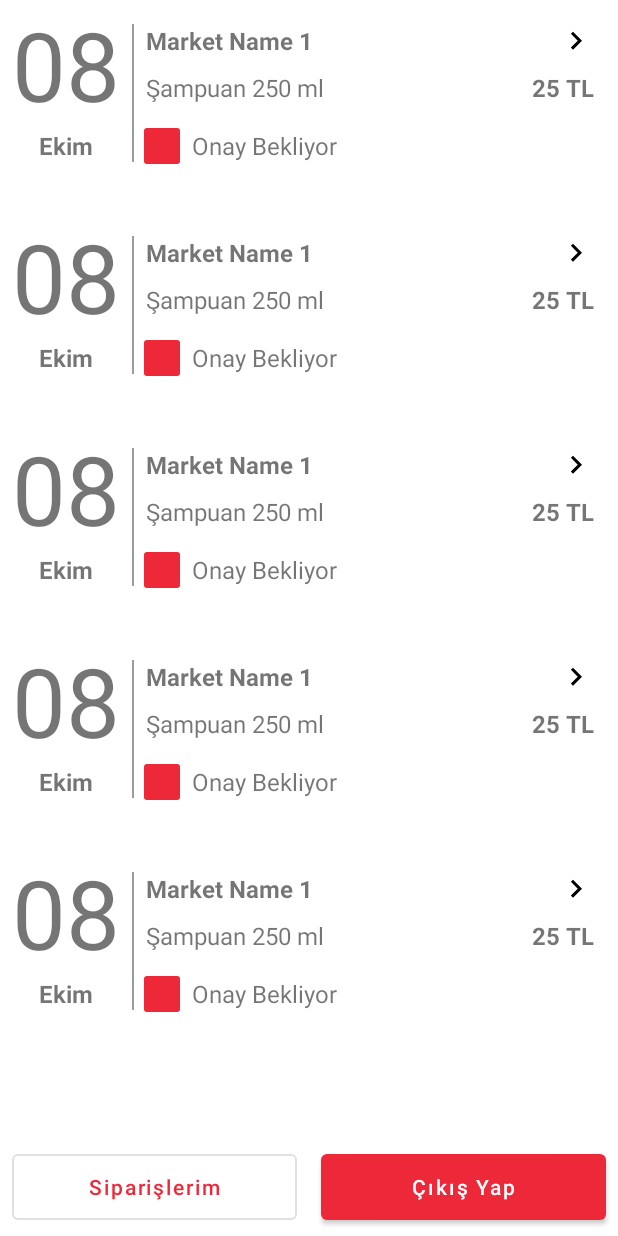
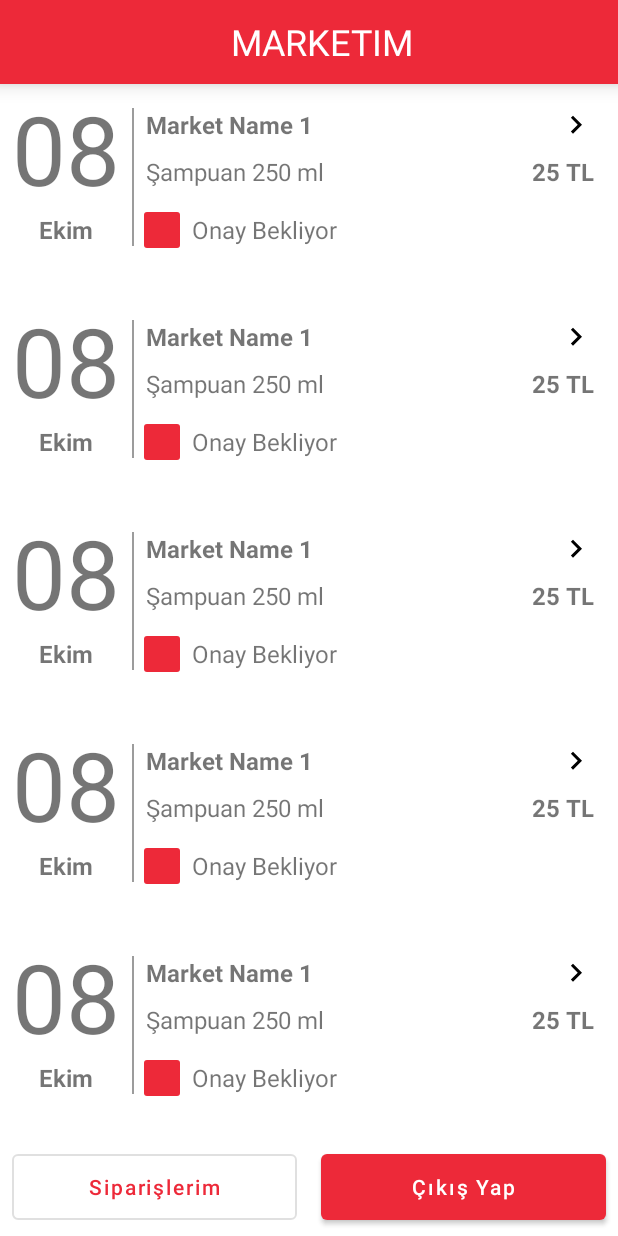
Before and after one commit to nuhkoca/market_tech_challenge, an Android app: the layout activity_orders.xml on its own in the app's theme, with its tools: preview values and no code run, on a phone screen of 412 x 824 dp. Run offline under Robolectric (Android 15) with nearby library versions, the light colour scheme and no system bars.

```diff
--- a/app/src/main/java/com/techchallenge/marketim/ui/orders/OrdersAdapter.kt
+++ b/app/src/main/java/com/techchallenge/marketim/ui/orders/OrdersAdapter.kt
@@ -7,8 +7,10 @@ import com.techchallenge.core.BaseViewHolder
 import com.techchallenge.core.util.delegate.AdapterItem
 import com.techchallenge.core.util.delegate.DelegateAdapter
 import com.techchallenge.core.util.ext.bind
+import com.techchallenge.core.util.ext.getDrawableCompat
 import com.techchallenge.core.util.ext.toMonthName
 import com.techchallenge.core.util.ext.use
+import com.techchallenge.core.util.ext.withCurrency
 import com.techchallenge.data.ResponseViewItem
 import com.techchallenge.marketim.R
 import com.techchallenge.marketim.databinding.ViewOrdersLayoutBinding
@@ -37,7 +39,9 @@ class OrdersAdapter : DelegateAdapter {
                     tvMonth.text = month.toMonthName()
                     tvMarketName.text = marketName
                     tvOrderName.text = orderName
-                    tvPrice.text = productPrice
+                    tvPrice.text = productPrice.withCurrency()
+                    tvStatusText.text = productState.type
+                    ivStatus.setImageDrawable(ivStatus.context.getDrawableCompat(productState.color))
                 }
             }
         }
--- a/app/src/main/res/layout/activity_orders.xml
+++ b/app/src/main/res/layout/activity_orders.xml
@@ -65,9 +65,17 @@
       app:layout_constraintBottom_toTopOf="@id/ordersFooter"
       app:layout_constraintEnd_toEndOf="parent"
       app:layout_constraintStart_toStartOf="parent"
-      app:layout_constraintTop_toTopOf="parent"
+      app:layout_constraintTop_toBottomOf="@id/toolbarOrders"
       tools:itemCount="5"
       tools:listitem="@layout/view_orders_layout"
       />
 
+  <include
+      android:id="@+id/toolbarOrders"
+      layout="@layout/toolbar_default"
+      app:layout_constraintEnd_toEndOf="parent"
+      app:layout_constraintStart_toStartOf="parent"
+      app:layout_constraintTop_toTopOf="parent"
+      />
+
 </androidx.constraintlayout.widget.ConstraintLayout>
--- a/core/src/main/java/com/techchallenge/core/util/ext/String.kt
+++ b/core/src/main/java/com/techchallenge/core/util/ext/String.kt
@@ -7,3 +7,5 @@ import java.util.Locale
 fun String.toMonthName(): String {
     return Month.of(this.toInt()).getDisplayName(FULL_STANDALONE, Locale("tr", "TR", "tr"))
 }
+
+fun String.withCurrency() = "$this TL"
```
Also changed, not shown: data/src/main/java/com/techchallenge/data/ProductState.kt (+6 -1 lines).
